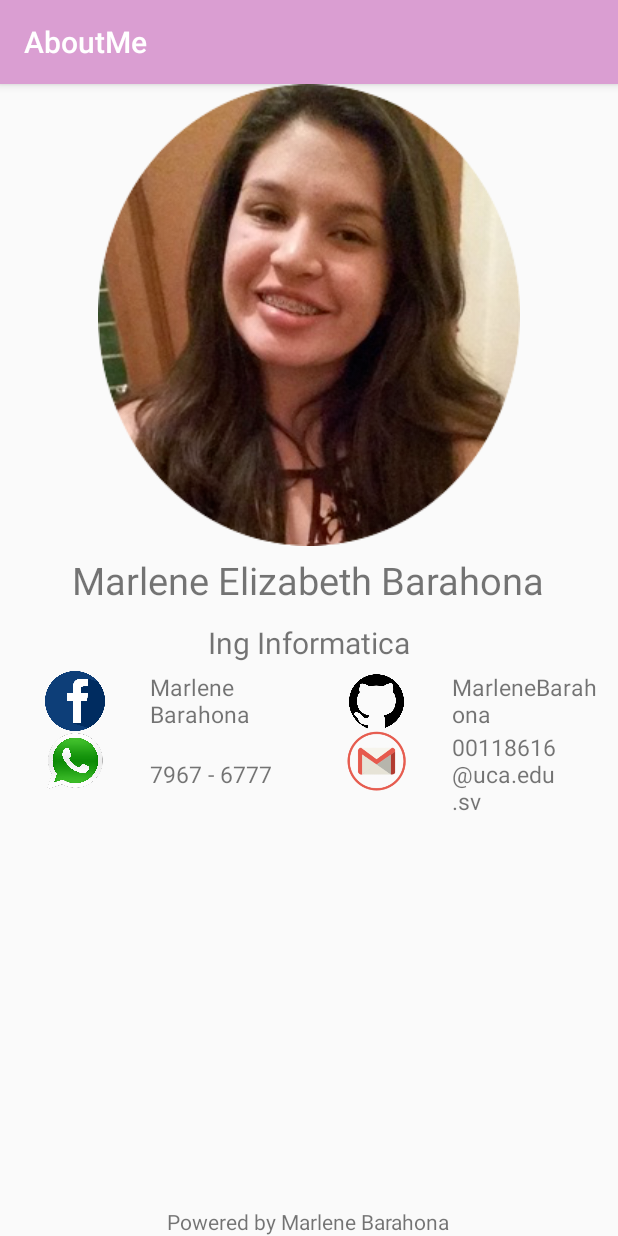
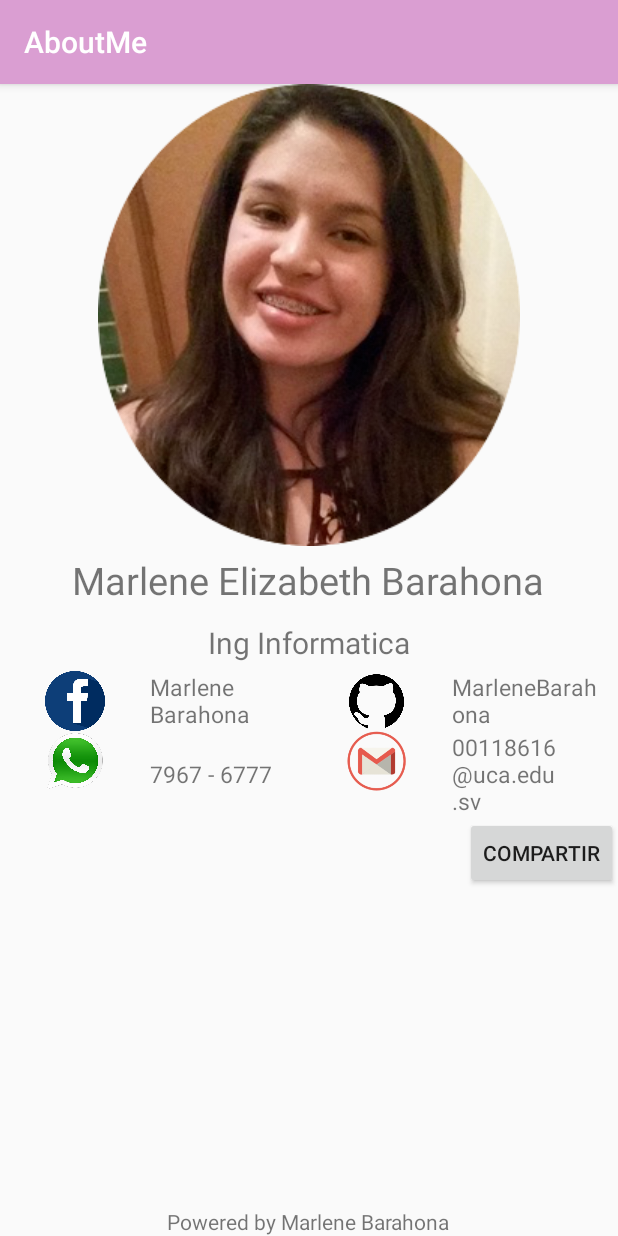
Before and after one commit to MarleneBarahona/AboutMe, an Android app: the screen it shows after launch (MainActivity), on a phone screen of 412 x 824 dp. Run offline under Robolectric (Android 15) with nearby library versions, the phone set to English and light mode, and no system bars.

```diff
--- a/app/src/main/AndroidManifest.xml
+++ b/app/src/main/AndroidManifest.xml
@@ -12,7 +12,6 @@
         <activity android:name=".MainActivity">
             <intent-filter>
                 <action android:name="android.intent.action.MAIN" />
-
                 <category android:name="android.intent.category.LAUNCHER" />
             </intent-filter>
         </activity>
--- a/app/src/main/java/com/barahona/aboutme/MainActivity.java
+++ b/app/src/main/java/com/barahona/aboutme/MainActivity.java
@@ -1,19 +1,41 @@
 package com.barahona.aboutme;
 
-import android.content.res.Resources;
-import android.graphics.Bitmap;
-import android.graphics.BitmapFactory;
-import android.support.v4.graphics.drawable.RoundedBitmapDrawable;
-import android.support.v4.graphics.drawable.RoundedBitmapDrawableFactory;
+import android.annotation.SuppressLint;
+import android.content.Intent;
+import android.net.Uri;
 import android.support.v7.app.AppCompatActivity;
 import android.os.Bundle;
+import android.view.View;
+import android.widget.Button;
+import android.widget.EditText;
+import android.widget.TextView;
 
 public class MainActivity extends AppCompatActivity {
-
+    Button button1;
     @Override
     protected void onCreate(Bundle savedInstanceState) {
         super.onCreate(savedInstanceState);
         setContentView(R.layout.activity_main);
+        button1 = findViewById(R.id.button1);
+        button1.setOnClickListener(new View.OnClickListener() {
+            @Override
+            public void onClick(View v) {
+
+                Uri imageUri = Uri.parse("android.resource://com.barahona.aboutme/drawable/"+R.drawable.fotocircular);
+
+                Intent sendIntent1 = new Intent();
+                sendIntent1.setAction(Intent.ACTION_SEND);
+                sendIntent1.setType("image/*");
+                sendIntent1.putExtra(Intent.EXTRA_STREAM,imageUri);
+                sendIntent1.addFlags(Intent.FLAG_GRANT_READ_URI_PERMISSION);
+                sendIntent1.putExtra(Intent.EXTRA_TEXT,((TextView)findViewById(R.id.name)).getText().toString() +"\n"+ ((TextView)findViewById(R.id.carrera)).getText().toString()+"\n"+ ((TextView)findViewById(R.id.facebook)).getText().toString()
+                        +"\n"+ ((TextView)findViewById(R.id.github)).getText().toString()+"\n"+ ((TextView)findViewById(R.id.wa)).getText().toString()+"\n"+ ((TextView)findViewById(R.id.correo)).getText().toString());
+
+                if(sendIntent1.resolveActivity(getPackageManager()) != null){
+                    startActivity(sendIntent1);
+                }
+            }
+        });
     }
 
 }
--- a/app/src/main/res/layout/activity_main.xml
+++ b/app/src/main/res/layout/activity_main.xml
@@ -26,7 +26,7 @@
         android:id="@+id/carrera"
         android:layout_width="wrap_content"
         android:layout_height="wrap_content"
-        android:text="@string/carrera"
+        android:text="Ing Informatica"
         android:textSize="20sp"
         android:layout_below="@id/name"
         android:layout_margin="5dp"
@@ -45,6 +45,7 @@
             android:src="@drawable/fb"
             android:layout_gravity="center"/>
         <TextView
+            android:id="@+id/facebook"
             android:layout_width="0dp"
             android:layout_height="wrap_content"
             android:layout_weight="1"
@@ -57,6 +58,7 @@
             android:layout_weight="1"
             android:src="@drawable/github"/>
         <TextView
+            android:id="@+id/github"
             android:layout_width="0dp"
             android:layout_height="wrap_content"
             android:layout_weight="1"
@@ -80,6 +82,7 @@
             android:src="@drawable/wa" />
 
         <TextView
+            android:id="@+id/wa"
             android:layout_width="0dp"
             android:layout_height="wrap_content"
             android:layout_weight="1"
@@ -94,6 +97,7 @@
             android:src="@drawable/gmail" />
 
         <TextView
+            android:id="@+id/correo"
             android:layout_width="0dp"
             android:layout_height="wrap_content"
             android:layout_weight="1"
@@ -103,9 +107,17 @@
             />
     </LinearLayout>
     <TextView
+        android:id="@+id/textpwdby"
         android:layout_width="wrap_content"
         android:layout_height="wrap_content"
-        android:text="Powered by Marlene Barahona"
+        android:text="@string/powered"
         android:layout_alignParentBottom="true"
         android:layout_centerHorizontal="true"/>
+    <Button
+        android:id="@+id/button1"
+        android:layout_width="wrap_content"
+        android:layout_height="wrap_content"
+        android:layout_below="@id/ly2"
+        android:text="Compartir"
+        android:layout_alignParentRight="true"/>
 </RelativeLayout>
--- /dev/null
+++ b/app/src/main/res/values/ids.xml
@@ -0,0 +1,4 @@
+<?xml version="1.0" encoding="utf-8"?>
+<resources>
+    <item name="button1" type="id" />
+</resources>
```
